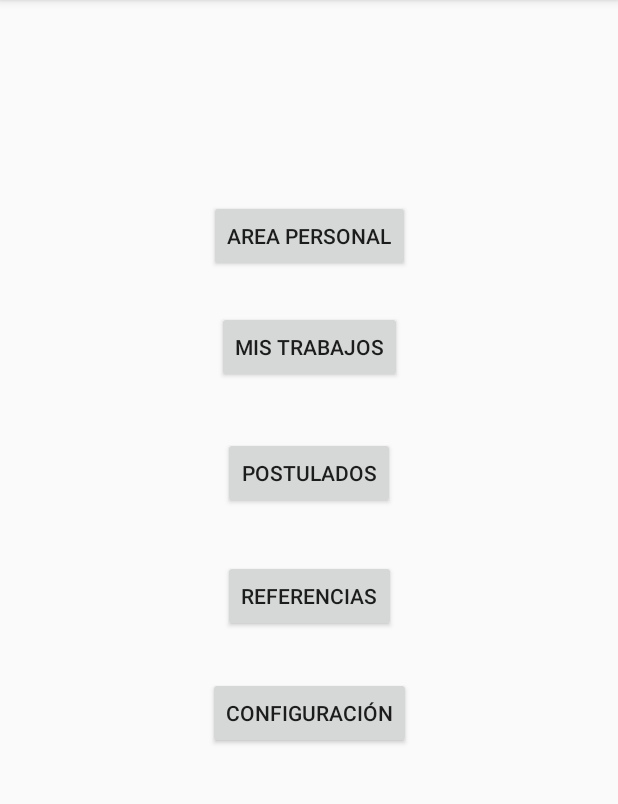
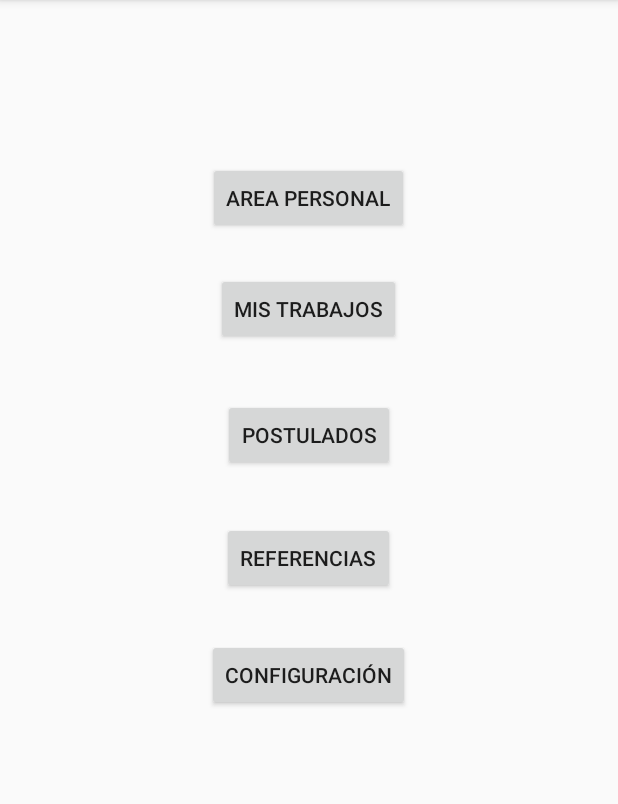
Before and after one commit to mmislej/ChangasUY, an Android app: the MenuActivity screen opened directly, with no data from a screen before it, on a phone screen of 412 x 824 dp, the part 84-888 px from its top. Run offline under Robolectric (Android 15) with nearby library versions, the phone set to English and light mode, and no system bars.

Commit message:
ScrollView
ScrollView en todas las actividades hasta el momento menos en settings

```diff
--- a/app/src/main/res/layout/activity_menu.xml
+++ b/app/src/main/res/layout/activity_menu.xml
@@ -6,11 +6,21 @@
     android:layout_height="match_parent"
     tools:context=".MenuActivity">
 
+    <ScrollView
+        android:layout_width="match_parent"
+        android:layout_height="match_parent">
+
+        <LinearLayout
+            android:layout_width="match_parent"
+            android:layout_height="wrap_content"
+            android:orientation="vertical">
+
             <Button
                 android:id="@+id/buttonPersonal"
                 android:layout_width="wrap_content"
                 android:layout_height="wrap_content"
-        android:layout_marginTop="133dp"
+                android:layout_gravity="center"
+                android:layout_marginTop="108dp"
                 android:text="area personal"
                 app:layout_constraintEnd_toEndOf="parent"
                 app:layout_constraintHorizontal_bias="0.5"
@@ -22,6 +32,7 @@
                 android:layout_width="wrap_content"
                 android:layout_height="wrap_content"
                 android:layout_marginTop="26dp"
+                android:layout_gravity="center"
                 android:text="Mis trabajos"
                 app:layout_constraintEnd_toEndOf="parent"
                 app:layout_constraintHorizontal_bias="0.5"
@@ -33,6 +44,7 @@
                 android:layout_width="wrap_content"
                 android:layout_height="wrap_content"
                 android:layout_marginTop="36dp"
+                android:layout_gravity="center"
                 android:text="postulados"
                 app:layout_constraintEnd_toEndOf="parent"
                 app:layout_constraintHorizontal_bias="0.5"
@@ -44,6 +56,7 @@
                 android:layout_width="wrap_content"
                 android:layout_height="wrap_content"
                 android:layout_marginTop="34dp"
+                android:layout_gravity="center"
                 android:text="referencias"
                 app:layout_constraintEnd_toEndOf="parent"
                 app:layout_constraintHorizontal_bias="0.5"
@@ -55,9 +68,12 @@
                 android:layout_width="wrap_content"
                 android:layout_height="wrap_content"
                 android:layout_marginTop="30dp"
+                android:layout_gravity="center"
                 android:text="Configuración"
                 app:layout_constraintEnd_toEndOf="parent"
                 app:layout_constraintHorizontal_bias="0.5"
                 app:layout_constraintStart_toStartOf="parent"
                 app:layout_constraintTop_toBottomOf="@+id/buttonReferencias" />
+        </LinearLayout>
+    </ScrollView>
 </androidx.constraintlayout.widget.ConstraintLayout>
```
Also changed, not shown: app/src/main/res/layout/activity_personal.xml (+14 -0 lines), app/src/main/res/layout/activity_postulados.xml (+13 -0 lines), app/src/main/res/layout/activity_referencias.xml (+9 -0 lines), app/src/main/res/layout/activity_trabajos.xml (+10 -0 lines), app/src/main/res/layout/content_main.xml (+9 -0 lines). Lines whose indentation alone changed are shown as unchanged.
